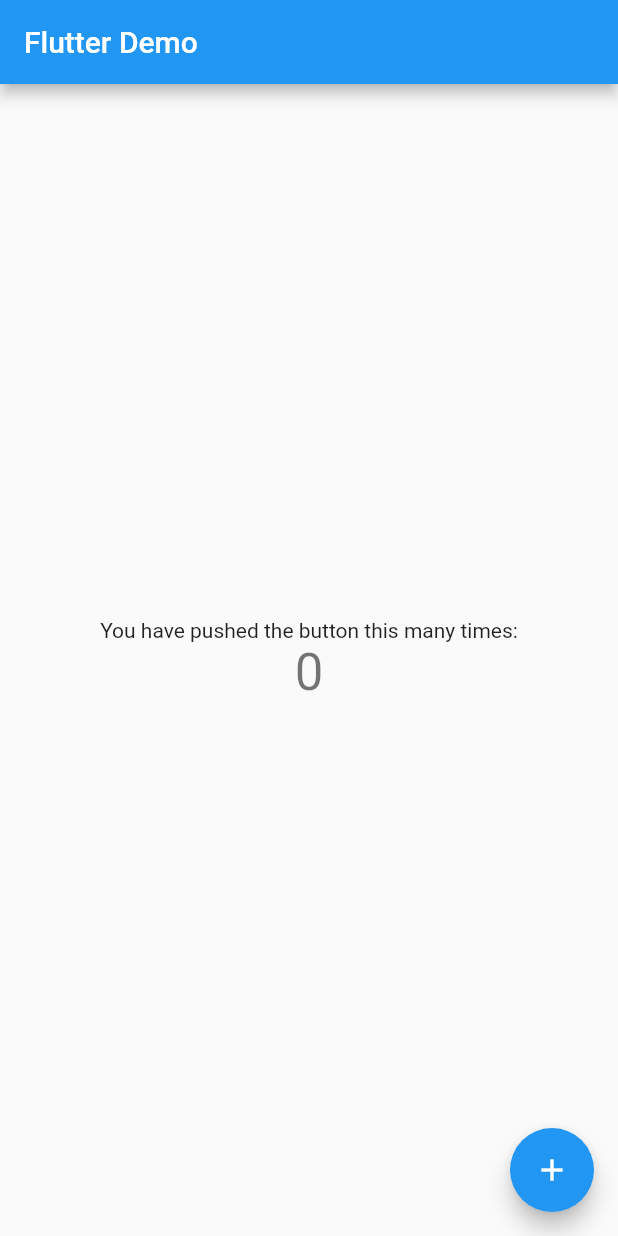
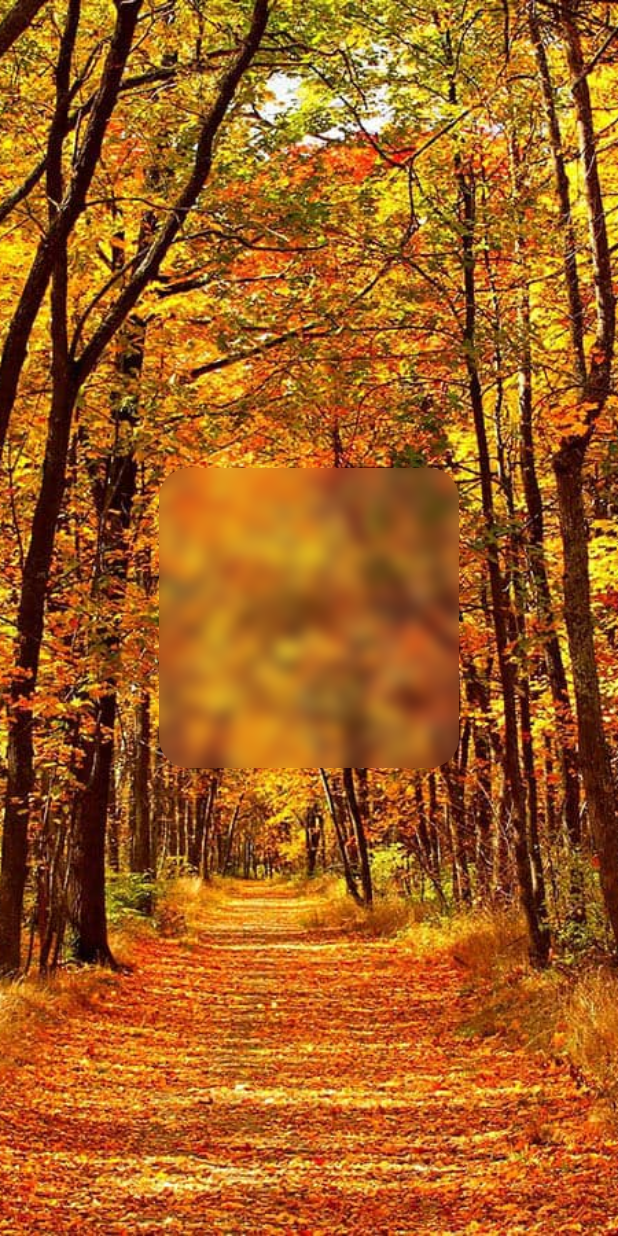
Before and after one commit to tommybarral/Glass-Design, a Flutter app: the screen it shows after launch, on a phone screen of 412 x 824 dp. Run offline on Flutter 3.47's test engine with Material 2 defaults, Android fonts, the phone set to English and light mode, and no system bars.

```diff
--- /dev/null
+++ b/lib/homepage.dart
@@ -0,0 +1,23 @@
+import 'package:flutter/material.dart';
+import 'package:glassdesign/widgets/GlassBox.dart';
+
+class Homepage extends StatelessWidget {
+  @override
+  Widget build(BuildContext context) {
+    return Scaffold(
+      //one of the most important widget for Flutter framework
+      //le 2eme widget principal qui compose Flutter framework
+      body: Container(
+        decoration: BoxDecoration(
+          image: DecorationImage(
+            image: AssetImage('images/autumn.jpg'),
+            fit: BoxFit.cover,
+          ),
+        ),
+        child: Center(
+          child: GlassBox(),
+        ),
+      ),
+    );
+  }
+}
--- a/lib/main.dart
+++ b/lib/main.dart
@@ -1,109 +1,16 @@
 import 'package:flutter/material.dart';
+import 'homepage.dart';
 
 void main() {
   runApp(MyApp());
 }
 
 class MyApp extends StatelessWidget {
-  // This widget is the root of your application.
   @override
   Widget build(BuildContext context) {
     return MaterialApp(
-      title: 'Flutter Demo',
-      theme: ThemeData(
-        // This is the theme of your application.
-        //
-        // Try running your application with "flutter run". You'll see the
-        // application has a blue toolbar. Then, without quitting the app, try
-        // changing the primarySwatch below to Colors.green and then invoke
-        // "hot reload" (press "r" in the console where you ran "flutter run",
-        // or simply save your changes to "hot reload" in a Flutter IDE).
-        // Notice that the counter didn't reset back to zero; the application
-        // is not restarted.
-        primarySwatch: Colors.blue,
-      ),
-      home: MyHomePage(),
+      debugShowCheckedModeBanner: false,
+      home: Homepage(),
     );
   }
 }
-
-class MyHomePage extends StatefulWidget {
-  // This widget is the home page of your application. It is stateful, meaning
-  // that it has a State object (defined below) that contains fields that affect
-  // how it looks.
-
-  // This class is the configuration for the state. It holds the values (in this
-  // case the title) provided by the parent (in this case the App widget) and
-  // used by the build method of the State. Fields in a Widget subclass are
-  // always marked "final".
-
-  @override
-  State<MyHomePage> createState() => _MyHomePageState();
-}
-
-class _MyHomePageState extends State<MyHomePage> {
-  int _counter = 0;
-
-  void _incrementCounter() {
-    setState(() {
-      // This call to setState tells the Flutter framework that something has
-      // changed in this State, which causes it to rerun the build method below
-      // so that the display can reflect the updated values. If we changed
-      // _counter without calling setState(), then the build method would not be
-      // called again, and so nothing would appear to happen.
-      _counter++;
-    });
-  }
-
-  @override
-  Widget build(BuildContext context) {
-    // This method is rerun every time setState is called, for instance as done
-    // by the _incrementCounter method above.
-    //
-    // The Flutter framework has been optimized to make rerunning build methods
-    // fast, so that you can just rebuild anything that needs updating rather
-    // than having to individually change instances of widgets.
-    return Scaffold(
-      appBar: AppBar(
-        // Here we take the value from the MyHomePage object that was created by
-        // the App.build method, and use it to set our appbar title.
-        title: Text('Flutter Demo'),
-      ),
-      body: Center(
-        // Center is a layout widget. It takes a single child and positions it
-        // in the middle of the parent.
-        child: Column(
-          // Column is also a layout widget. It takes a list of children and
-          // arranges them vertically. By default, it sizes itself to fit its
-          // children horizontally, and tries to be as tall as its parent.
-          //
-          // Invoke "debug painting" (press "p" in the console, choose the
-          // "Toggle Debug Paint" action from the Flutter Inspector in Android
-          // Studio, or the "Toggle Debug Paint" command in Visual Studio Code)
-          // to see the wireframe for each widget.
-          //
-          // Column has various properties to control how it sizes itself and
-          // how it positions its children. Here we use mainAxisAlignment to
-          // center the children vertically; the main axis here is the vertical
-          // axis because Columns are vertical (the cross axis would be
-          // horizontal).
-          mainAxisAlignment: MainAxisAlignment.center,
-          children: <Widget>[
-            const Text(
-              'You have pushed the button this many times:',
-            ),
-            Text(
-              '$_counter',
-              style: Theme.of(context).textTheme.headline4,
-            ),
-          ],
-        ),
-      ),
-      floatingActionButton: FloatingActionButton(
-        onPressed: _incrementCounter,
-        tooltip: 'Increment',
-        child: const Icon(Icons.add),
-      ), // This trailing comma makes auto-formatting nicer for build methods.
-    );
-  }
-}
--- /dev/null
+++ b/lib/widgets/GlassBox.dart
@@ -0,0 +1,36 @@
+import 'dart:ui';
+import 'package:flutter/material.dart';
+
+class GlassBox extends StatelessWidget {
+  @override
+  Widget build(BuildContext context) {
+    return ClipRRect(
+      borderRadius: BorderRadius.circular(20),
+      child: Container(
+        width: 200,
+        height: 200,
+        child: Stack(
+          // allow to put 2 or more elements on top of each others
+          // permet de mettre 2 widgets superposé.
+          children: [
+            //blur effect
+            //effet flouté
+            BackdropFilter(
+              filter: ImageFilter.blur(
+                sigmaX: 5,
+                sigmaY: 5,
+              ),
+              child: Container(),
+            ),
+            //gradient effect
+
+            //fusion de couleurs
+
+            //child
+            //ajout de widget de manière en enfant (parents de stack)
+          ],
+        ),
+      ),
+    );
+  }
+}
--- a/pubspec.yaml
+++ b/pubspec.yaml
@@ -59,4 +59,4 @@ flutter:
 
   # To add assets to your application, add an assets section, like this:
   assets:
-    - images/
+    - images/autumn.jpg
```
Also changed, not shown: 1 other file.
